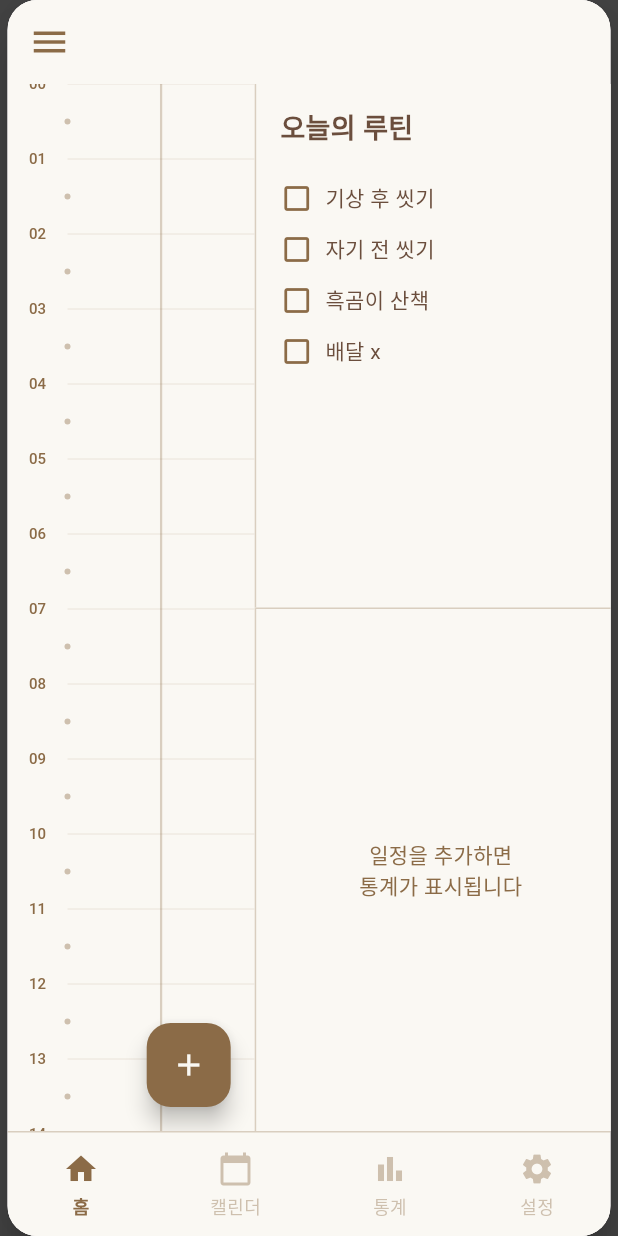
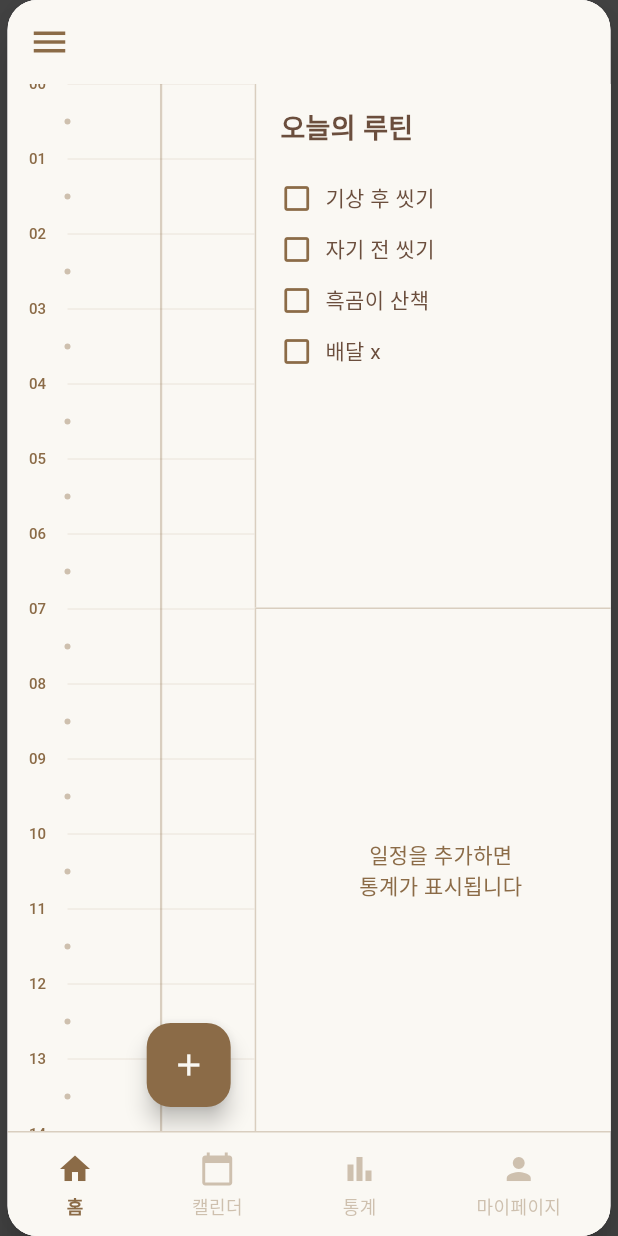
Before and after one commit to jam9582/todo, a Flutter app: the screen it shows after launch, on a phone screen of 412 x 824 dp. Run offline on Flutter 3.47's test engine with Material 3 defaults, Android fonts, the phone set to English and light mode, and no system bars.

Commit message:
chore: 네비게이션 바에 마이페이지 추가

```diff
--- a/lib/screens/schedule_screen.dart
+++ b/lib/screens/schedule_screen.dart
@@ -292,7 +292,7 @@ class _ScheduleScreenState extends State<ScheduleScreen> {
                 _buildNavItem(Icons.home, '홈', true),
                 _buildNavItem(Icons.calendar_today, '캘린더', false),
                 _buildNavItem(Icons.bar_chart, '통계', false),
-                _buildNavItem(Icons.settings, '설정', false),
+                _buildNavItem(Icons.person, '마이페이지', false),
               ],
             ),
           ),
```
